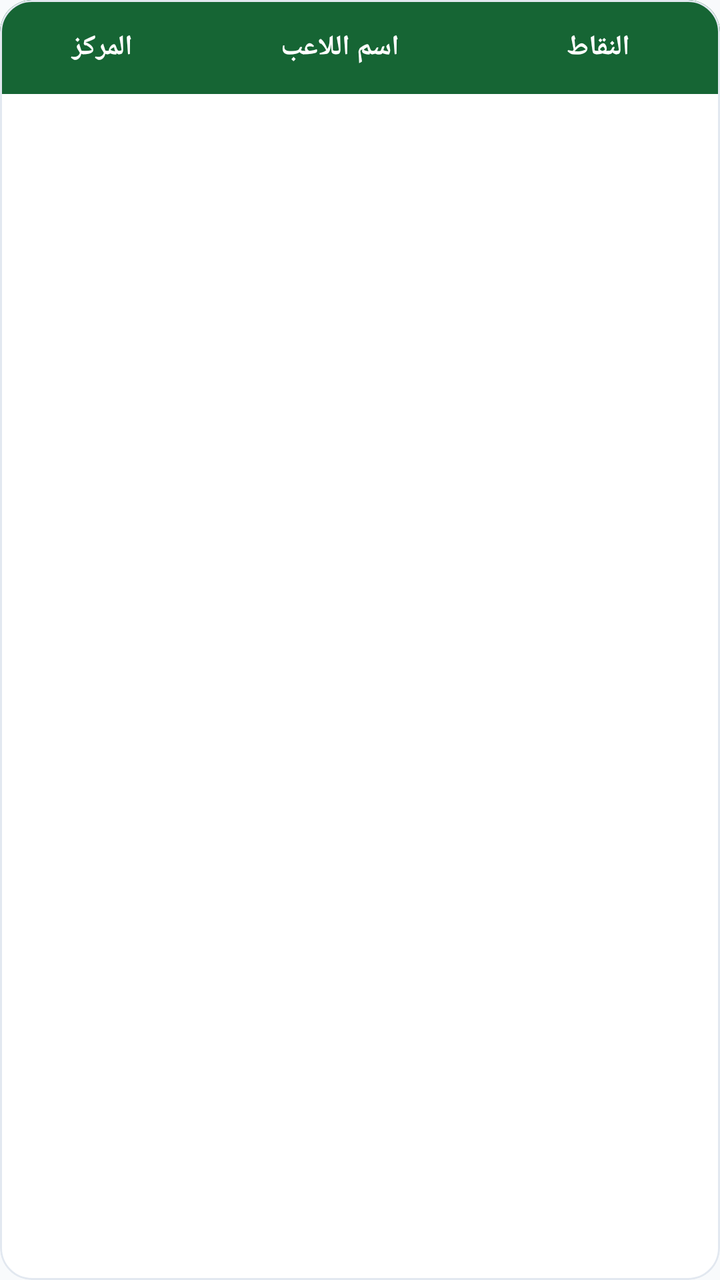
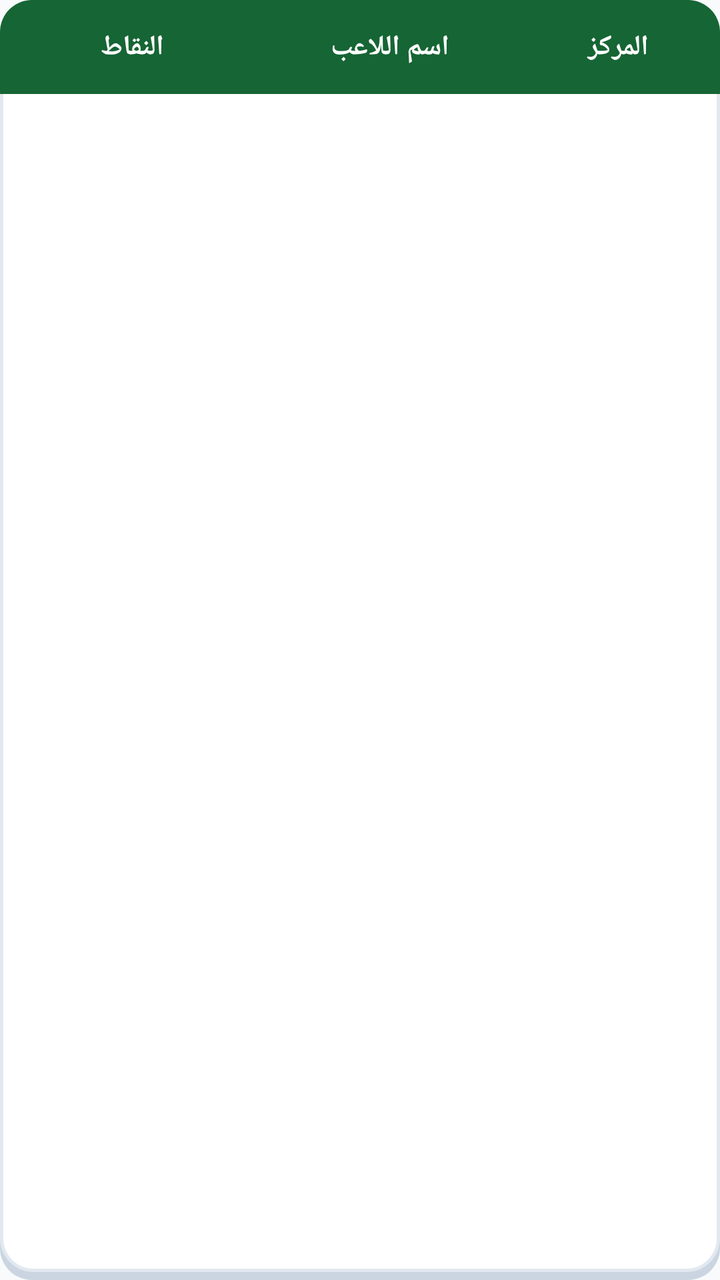

Before-and-after screenshots of an Android layout around one commit, followed by the original layout XML and the change that was made.
<!-- AndroidManifest.xml: application theme Theme.VisionHuntOnline -->
<!-- res/layout/layout_ended_event_table.xml -->
<?xml version="1.0" encoding="utf-8"?>
<com.google.android.material.card.MaterialCardView xmlns:android="http://schemas.android.com/apk/res/android"
    xmlns:app="http://schemas.android.com/apk/res-auto"
    android:layout_width="match_parent"
    android:layout_height="wrap_content"
    android:layout_marginVertical="6dp"
    android:layoutDirection="rtl"
    app:cardBackgroundColor="@color/task_card_background"
    app:cardCornerRadius="16dp"
    app:cardElevation="0dp"
    app:strokeColor="@color/card_stroke"
    app:strokeWidth="1dp"
    android:textDirection="rtl">

    <LinearLayout
        android:layout_width="match_parent"
        android:layout_height="wrap_content"
        android:orientation="vertical">

        
        <LinearLayout
            android:layout_width="match_parent"
            android:layout_height="wrap_content"
            android:background="#166534"
            android:gravity="center_vertical"
            android:orientation="horizontal"
            android:paddingHorizontal="16dp"
            android:paddingVertical="14dp">

            <TextView
                android:layout_width="90dp"
                android:layout_height="wrap_content"
                android:gravity="center"
                android:text="النقاط"
                android:textColor="#FFFFFF"
                android:textSize="14sp"
                android:textStyle="bold" />

            <TextView
                android:layout_width="0dp"
                android:layout_height="wrap_content"
                android:layout_weight="1"
                android:gravity="center"
                android:text="اسم اللاعب"
                android:textColor="#FFFFFF"
                android:textSize="14sp"
                android:textStyle="bold" />

            <TextView
                android:layout_width="70dp"
                android:layout_height="wrap_content"
                android:gravity="center"
                android:text="المركز"
                android:textColor="#FFFFFF"
                android:textSize="14sp"
                android:textStyle="bold" />

        </LinearLayout>

        
        <TableLayout
            android:id="@+id/table_ended_leaderboard"
            android:layout_width="match_parent"
            android:layout_height="wrap_content"
            android:stretchColumns="1" />

    </LinearLayout>

</com.google.android.material.card.MaterialCardView>
<!-- resources referenced by this layout -->
<resources>
  <color name="card_stroke">#E2E8F0</color>
  <color name="task_card_background">#FFFFFF</color>
  <style name="Theme.VisionHuntOnline" parent="Theme.Material3.DayNight.NoActionBar">
          <item name="colorPrimary">#16A34A</item>
          <item name="colorPrimaryVariant">#166534</item>
          <item name="colorOnPrimary">#FFFFFF</item>
          <item name="colorSecondary">#16A34A</item>
          <item name="colorOnSecondary">#FFFFFF</item>
          <item name="android:windowBackground">@color/screen_background</item>
          <item name="android:statusBarColor">@color/screen_background</item>
          <item name="android:windowLightStatusBar">true</item>
          <item name="android:navigationBarColor">@color/bottom_nav_background</item>
          <item name="android:windowLightNavigationBar">true</item>
      </style>
  <color name="screen_background">#F8FAFC</color>
  <color name="bottom_nav_background">#FFFFFF</color>
</resources>

<!-- the commit's change to res/layout/layout_ended_event_table.xml (unified diff, before → after) -->
@@ -1,15 +1,10 @@
 <?xml version="1.0" encoding="utf-8"?>
-<com.google.android.material.card.MaterialCardView xmlns:android="http://schemas.android.com/apk/res/android"
-    xmlns:app="http://schemas.android.com/apk/res-auto"
+<FrameLayout xmlns:android="http://schemas.android.com/apk/res/android"
     android:layout_width="match_parent"
     android:layout_height="wrap_content"
     android:layout_marginVertical="6dp"
+    android:background="@drawable/bg_3d_card_16dp"
     android:layoutDirection="rtl"
-    app:cardBackgroundColor="@color/task_card_background"
-    app:cardCornerRadius="16dp"
-    app:cardElevation="0dp"
-    app:strokeColor="@color/card_stroke"
-    app:strokeWidth="1dp"
     android:textDirection="rtl">
 
     <LinearLayout
@@ -21,17 +16,17 @@
         <LinearLayout
             android:layout_width="match_parent"
             android:layout_height="wrap_content"
-            android:background="#166534"
+            android:background="@drawable/bg_table_header_rounded"
             android:gravity="center_vertical"
             android:orientation="horizontal"
             android:paddingHorizontal="16dp"
             android:paddingVertical="14dp">
 
             <TextView
-                android:layout_width="90dp"
+                android:layout_width="70dp"
                 android:layout_height="wrap_content"
                 android:gravity="center"
-                android:text="النقاط"
+                android:text="المركز"
                 android:textColor="#FFFFFF"
                 android:textSize="14sp"
                 android:textStyle="bold" />
@@ -47,10 +42,10 @@
                 android:textStyle="bold" />
 
             <TextView
-                android:layout_width="70dp"
+                android:layout_width="100dp"
                 android:layout_height="wrap_content"
                 android:gravity="center"
-                android:text="المركز"
+                android:text="النقاط"
                 android:textColor="#FFFFFF"
                 android:textSize="14sp"
                 android:textStyle="bold" />
@@ -62,8 +57,9 @@
             android:id="@+id/table_ended_leaderboard"
             android:layout_width="match_parent"
             android:layout_height="wrap_content"
+            android:paddingBottom="4dp"
             android:stretchColumns="1" />
 
     </LinearLayout>
 
-</com.google.android.material.card.MaterialCardView>
+</FrameLayout>
<!-- resource entries referenced after the edit -->
@@ -1,5 +1,28 @@
 <!-- resources referenced by this layout -->
 <resources>
+  <!-- drawable bg_3d_card_16dp (drawable) -->
+  <?xml version="1.0" encoding="utf-8"?>
+  <layer-list xmlns:android="http://schemas.android.com/apk/res/android">
+      <item android:top="4dp">
+          <shape>
+              <corners android:radius="16dp" />
+              <solid android:color="@color/card_shadow" />
+          </shape>
+      </item>
+      <item android:bottom="4dp">
+          <shape>
+              <corners android:radius="16dp" />
+              <solid android:color="@color/task_card_background" />
+              <stroke android:width="1.5dp" android:color="@color/card_stroke" />
+          </shape>
+      </item>
+  </layer-list>
+  <!-- drawable bg_table_header_rounded (drawable) -->
+  <?xml version="1.0" encoding="utf-8"?>
+  <shape xmlns:android="http://schemas.android.com/apk/res/android">
+      <corners android:topLeftRadius="16dp" android:topRightRadius="16dp" />
+      <solid android:color="#166534" />
+  </shape>
   <color name="card_stroke">#E2E8F0</color>
   <color name="task_card_background">#FFFFFF</color>
   <style name="Theme.VisionHuntOnline" parent="Theme.Material3.DayNight.NoActionBar">
@@ -14,6 +37,7 @@
           <item name="android:navigationBarColor">@color/bottom_nav_background</item>
           <item name="android:windowLightNavigationBar">true</item>
       </style>
+  <color name="card_shadow">#CBD5E1</color>
   <color name="screen_background">#F8FAFC</color>
   <color name="bottom_nav_background">#FFFFFF</color>
 </resources>
